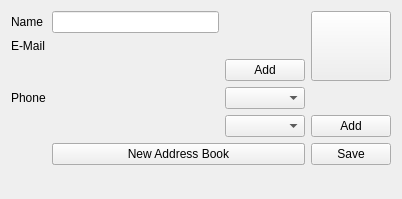
Old version of the form mobile/contacts/editorgeneral.ui in the repository chusopr/kdepim-ktimetracker-akonadi.
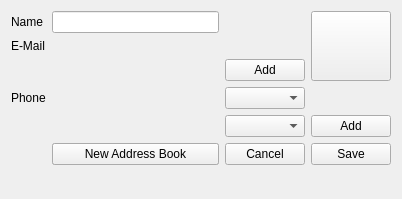
New version of the form. Custom widgets are drawn as their Qt base class.

Commit message: Add a cancel button to the contact editor.

The edit to the form file:
```diff
--- a/mobile/contacts/editorgeneral.ui
+++ b/mobile/contacts/editorgeneral.ui
@@ -82,6 +82,13 @@
        </property>
       </widget>
      </item>
+     <item row="5" column="2">
+      <widget class="QPushButton" name="cancelButton">
+       <property name="text">
+        <string>Cancel</string>
+       </property>
+      </widget>
+     </item>
      <item row="5" column="3">
       <widget class="QPushButton" name="saveButton">
        <property name="text">
@@ -89,7 +96,7 @@
        </property>
       </widget>
      </item>
-     <item row="5" column="1" colspan="2">
+     <item row="5" column="1" colspan="1">
       <widget class="Akonadi::CollectionComboBox" name="collectionSelector">
        <property name="sizePolicy">
         <sizepolicy hsizetype="Minimum" vsizetype="Fixed">
@@ -102,7 +109,7 @@
        </property>
       </widget>
      </item>
-     <item row="5" column="1" colspan="2">
+     <item row="5" column="1" colspan="1">
       <widget class="QPushButton" name="launchAccountWizardButton">
        <property name="text">
         <string>New Address Book</string>
```
The commit also changes 3 other files.
